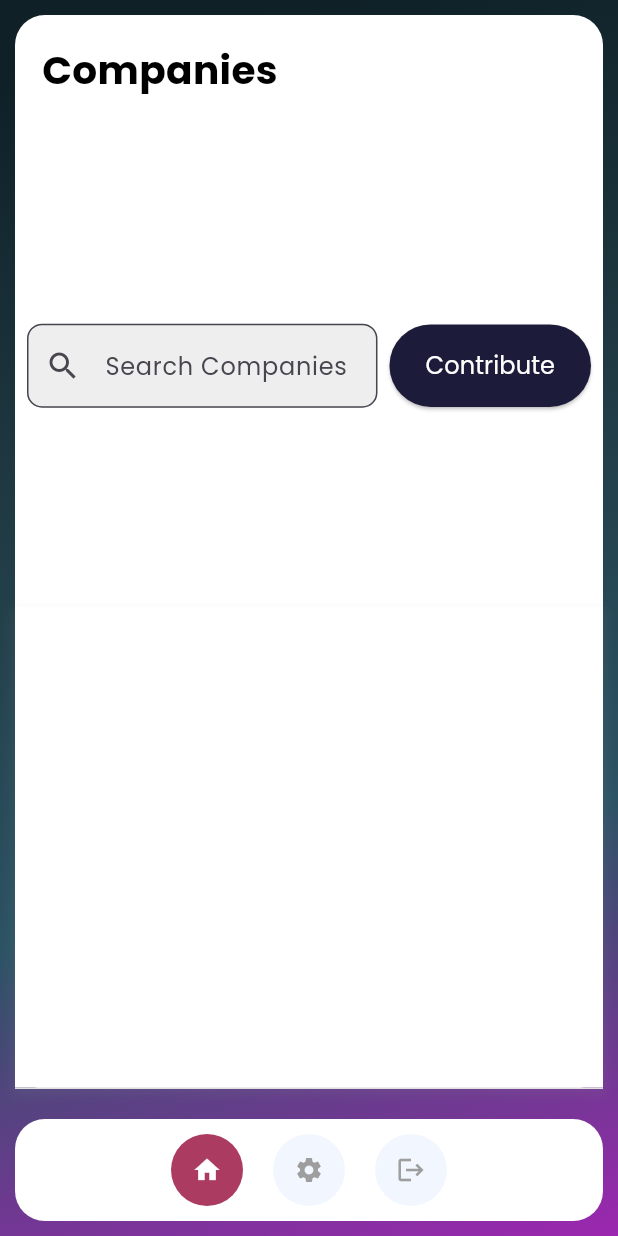
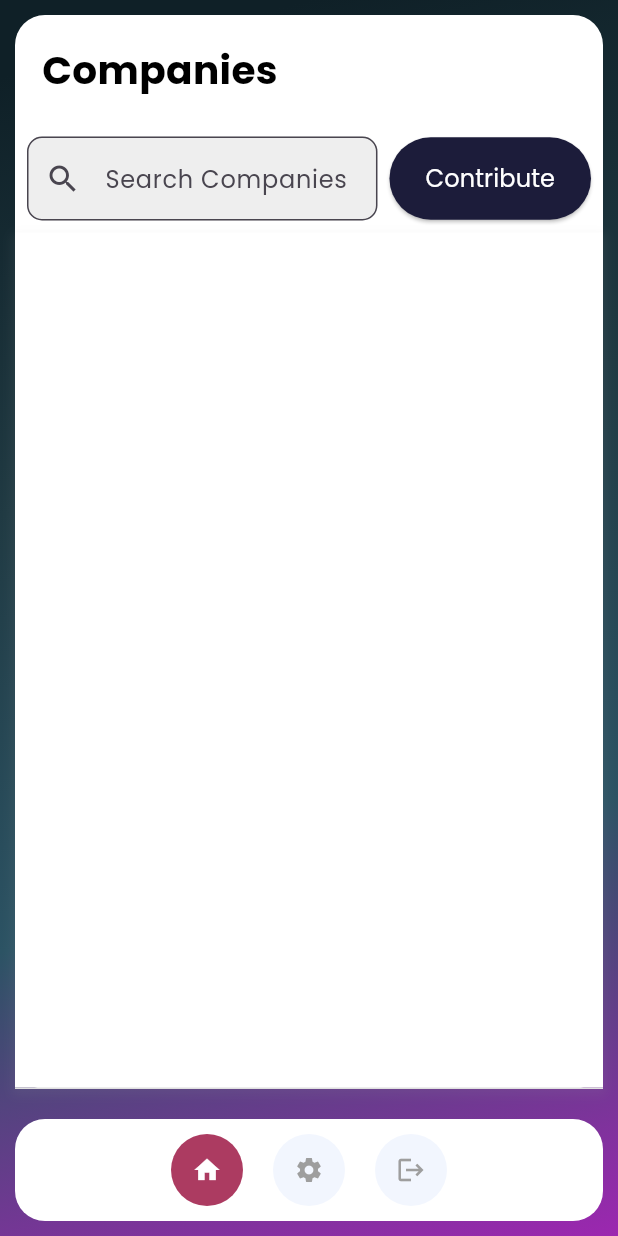
Before and after one commit to muzammildafedar/udayah, a Flutter app: the Dashboard screen opened by its route, on a phone screen of 412 x 824 dp. Run offline on Flutter 3.47's test engine with Material 3 defaults, Android fonts, the phone set to English and light mode, and no system bars; our stand-ins replace cloud_firestore, file_picker, firebase_auth, firebase_core, firebase_storage, flutter_profile_picture and 3 more; missing offline and left inert: dart:html, encrypt, html_editor_enhanced; accounts and stored records are empty; generated files the repository leaves out were written again; network calls fail.

Commit message:
fix: Expanded extra area issue fixed in companies list

```diff
--- a/lib/widgets/companies_list.dart
+++ b/lib/widgets/companies_list.dart
@@ -87,12 +87,10 @@ class _CompaniesListState extends State<CompaniesList> {
           Expanded(
             child: Column(
               children: [
-                Expanded(
-                  child: Row(
+                Row(
                   children: [
                     // Search Bar
-                      data.selectedEmail.isEmpty
-                          ? Expanded(
+                    Expanded(
                       child: Padding(
                         padding: const EdgeInsets.all(8.0),
                         child: TextField(
@@ -110,8 +108,7 @@ class _CompaniesListState extends State<CompaniesList> {
                           ),
                         ),
                       ),
-                            )
-                          : Container(),
+                    ),
                     SizedBox(
                       height: 55,
                       child: Padding(
@@ -124,8 +121,7 @@ class _CompaniesListState extends State<CompaniesList> {
                             showDialog(
                               context: context,
                               builder: (BuildContext context) {
-                                  return  ContributeDialog(
-                                      addedBy: user?.email);
+                                return ContributeDialog(addedBy: user?.email);
                               },
                             );
                           },
@@ -137,7 +133,6 @@ class _CompaniesListState extends State<CompaniesList> {
                       ),
                     ),
                   ],
-                  ),
                 ),
                 Responsive.isMobile(context)
                     ? Expanded(
```
Also changed, not shown: 1 other file. Lines whose indentation alone changed are shown as unchanged.
